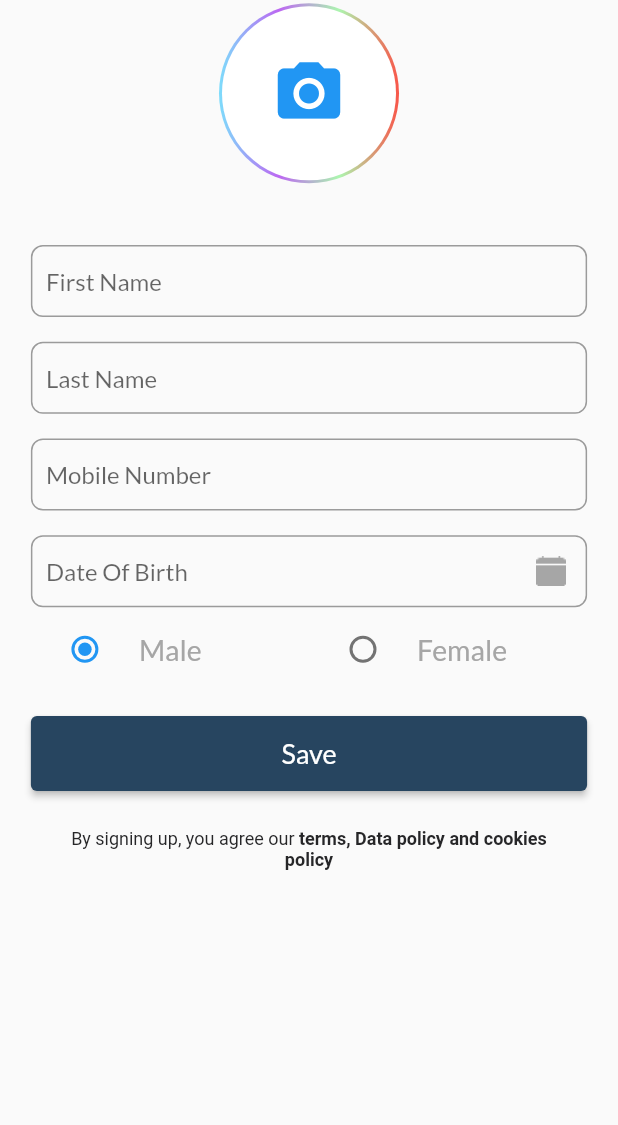
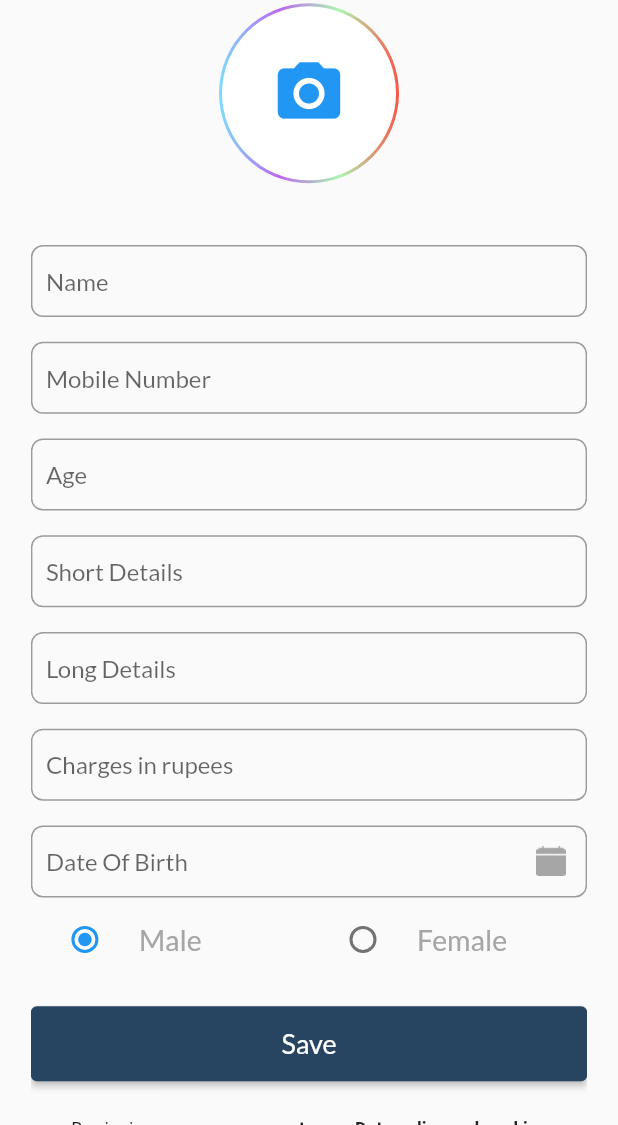
Before and after one commit to SagittariusA11/UnTApp_02, a Flutter app: the AddProfileScreen screen opened directly, after a tap on "Save", on a phone screen of 412 x 824 dp, the part 111-1236 px from its top. Run offline on Flutter 3.47's test engine with Material 2 defaults, Android fonts, the phone set to English and light mode, and no system bars; our stand-ins replace cloud_firestore, firebase_auth, firebase_core, firebase_storage, flutter_screenutil, get and 3 more; accounts and stored records are empty.

Commit message:
getting_details

```diff
--- a/lib/controller/auth_controller.dart
+++ b/lib/controller/auth_controller.dart
@@ -99,17 +99,22 @@ class AuthController extends GetxController{
 
 
 
-  uploadProfileData(String imageUrl, String firstName, String lastName,
-      String mobileNumber, String dob, String gender) {
+  uploadProfileData(String imageUrl, String firstName,
+      String mobileNumber, String dob, String gender, String age,
+      String shortDetails, String longDetails, String Charges) {
 
     String uid = FirebaseAuth.instance.currentUser!.uid;
 
     FirebaseFirestore.instance.collection('counsellor_anonymous').doc(uid).set({
       'image': imageUrl,
       'first': firstName,
-      'last': lastName,
       'dob': dob,
-      'gender': gender
+      'gender': gender,
+      'mobileNumber': mobileNumber,
+      'age': age,
+      'shortDetails': shortDetails,
+      'longDetails': longDetails,
+      'charges': Charges
     }).then((value) {
       isProfileInformationLoading(false);
       Get.offAll(()=> HomeScreen());
--- a/lib/profile/add_profile.dart
+++ b/lib/profile/add_profile.dart
@@ -33,9 +33,12 @@ class _AddProfileScreenState extends State<AddProfileScreen> {
   }
 
   TextEditingController firstNameController = TextEditingController();
-  TextEditingController lastNameController = TextEditingController();
   TextEditingController mobileNumberController = TextEditingController();
   TextEditingController dob = TextEditingController();
+  TextEditingController age = TextEditingController();
+  TextEditingController shortDetails = TextEditingController();
+  TextEditingController longDetails = TextEditingController();
+  TextEditingController Charges = TextEditingController();
 
   imagePickDialog() {
     showDialog(
@@ -181,22 +184,11 @@ class _AddProfileScreenState extends State<AddProfileScreen> {
                   height: Get.width * 0.1,
                 ),
                 textField(
-                    text: 'First Name',
+                    text: 'Name',
                     controller: firstNameController,
                     validator: (String input) {
                       if (firstNameController.text.isEmpty) {
                         Get.snackbar('Warning', 'First Name is required.',
-                            colorText: Colors.white,
-                            backgroundColor: Colors.blue);
-                        return '';
-                      }
-                    }),
-                textField(
-                    text: 'Last Name',
-                    controller: lastNameController,
-                    validator: (String input) {
-                      if (lastNameController.text.isEmpty) {
-                        Get.snackbar('Warning', 'Last Name is required.',
                             colorText: Colors.white,
                             backgroundColor: Colors.blue);
                         return '';
@@ -216,6 +208,50 @@ class _AddProfileScreenState extends State<AddProfileScreen> {
 
                       if (mobileNumberController.text.length < 10) {
                         Get.snackbar('Warning', 'Enter valid phone number.',
+                            colorText: Colors.white,
+                            backgroundColor: Colors.blue);
+                        return '';
+                      }
+                    }),
+                textField(
+                    text: 'Age',
+                    controller: age,
+                    validator: (String input) {
+                      if (age.text.isEmpty) {
+                        Get.snackbar('Warning', 'Age is required.',
+                            colorText: Colors.white,
+                            backgroundColor: Colors.blue);
+                        return '';
+                      }
+                    }),
+                textField(
+                    text: 'Short Details',
+                    controller: shortDetails,
+                    validator: (String input) {
+                      if (shortDetails.text.isEmpty) {
+                        Get.snackbar('Warning', 'Short Details is required.',
+                            colorText: Colors.white,
+                            backgroundColor: Colors.blue);
+                        return '';
+                      }
+                    }),
+                textField(
+                    text: 'Long Details',
+                    controller: longDetails,
+                    validator: (String input) {
+                      if (longDetails.text.isEmpty) {
+                        Get.snackbar('Warning', 'Long Details is required.',
+                            colorText: Colors.white,
+                            backgroundColor: Colors.blue);
+                        return '';
+                      }
+                    }),
+                textField(
+                    text: 'Charges in rupees',
+                    controller: Charges,
+                    validator: (String input) {
+                      if (Charges.text.isEmpty) {
+                        Get.snackbar('Warning', 'Charges is required.',
                             colorText: Colors.white,
                             backgroundColor: Colors.blue);
                         return '';
@@ -319,7 +355,10 @@ class _AddProfileScreenState extends State<AddProfileScreen> {
 
                       String imageUrl = await authController!.uploadImageToFirebaseStorage(profileImage!);
 
-                      authController!.uploadProfileData(imageUrl, firstNameController.text.trim(), lastNameController.text.trim(), mobileNumberController.text.trim(), dob.text.trim(), selectedRadio ==0 ? "Male": "Female");
+                      authController!.uploadProfileData(imageUrl, firstNameController.text.trim(),
+                          mobileNumberController.text.trim(), dob.text.trim(),
+                          age.text.trim(), shortDetails.text.trim(), Charges.text.trim(),
+                          longDetails.text.trim(), selectedRadio ==0 ? "Male": "Female");
 
                     },
                   ),
```
